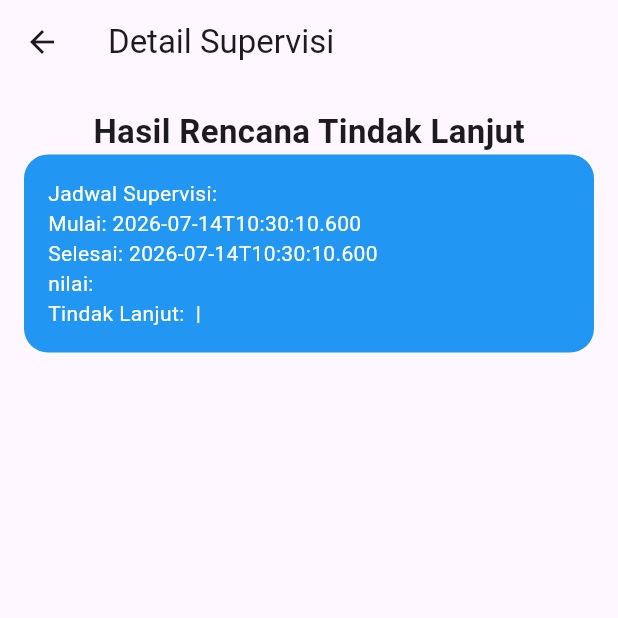
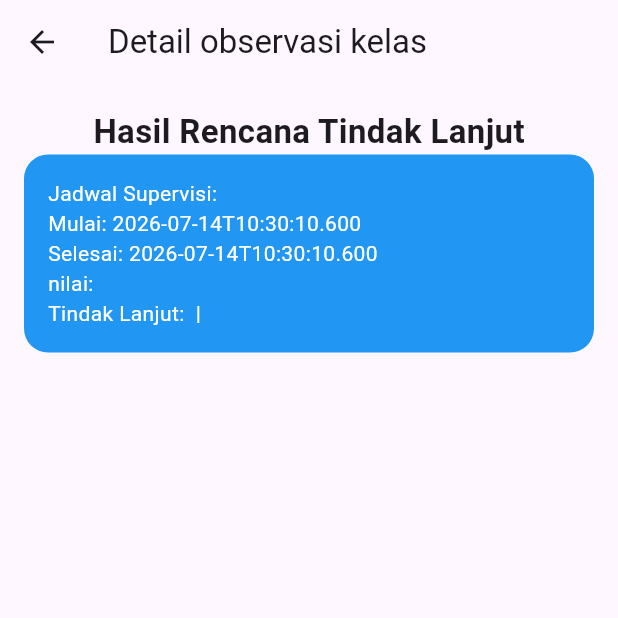
Before and after one commit to Maniexie/flutter-supervisi-metode-aikens-v-skripsi, a Flutter app: the DataSupervisiDetailPage screen opened directly with empty values, on a phone screen of 412 x 824 dp, the top half of it. Run offline on Flutter 3.47's test engine with Material 3 defaults, Android fonts, the phone set to English and light mode, and no system bars; our stand-ins replace dio, fl_chart, open_file, permission_handler, shared_preferences; missing offline and left inert: dart:html; accounts and stored records are empty; network calls fail.

Commit message:
all fitur oke

```diff
--- a/lib/pages/dashboard.dart
+++ b/lib/pages/dashboard.dart
@@ -67,7 +67,7 @@ class _DashboardPageState extends State<DashboardPage> {
 
       titles = [
         "Home",
-        "Supervisi",
+        "Observasi Kelas",
         "Item Penilaian",
         if (isValidator) "Aiken",
         "Profile",
@@ -81,7 +81,7 @@ class _DashboardPageState extends State<DashboardPage> {
         ),
         const NavigationDestination(
           icon: Icon(Icons.assignment_add),
-          label: 'Supervisi',
+          label: 'Observasi',
         ),
         const NavigationDestination(icon: Icon(Icons.message), label: 'Item'),
         if (isValidator)
@@ -101,7 +101,7 @@ class _DashboardPageState extends State<DashboardPage> {
 
       titles = [
         "Dashboard",
-        "Supervisi Guru",
+        "Observasi Guru",
         if (isValidator) "Aiken",
         "Profile",
       ];
@@ -110,7 +110,7 @@ class _DashboardPageState extends State<DashboardPage> {
         const NavigationDestination(icon: Icon(Icons.home), label: 'Dashboard'),
         const NavigationDestination(
           icon: Icon(Icons.assignment_add),
-          label: 'Supervisi Guru',
+          label: 'Observasi Guru',
         ),
         if (isValidator)
           const NavigationDestination(
@@ -130,7 +130,7 @@ class _DashboardPageState extends State<DashboardPage> {
 
       titles = [
         "Home",
-        "Supervisi",
+        "Observasi Kelas",
         "Item Penilaian",
         if (isValidator) "Aiken",
         "Profile",
@@ -144,7 +144,7 @@ class _DashboardPageState extends State<DashboardPage> {
         ),
         const NavigationDestination(
           icon: Icon(Icons.assignment_add),
-          label: 'Supervisi',
+          label: 'Observasi',
         ),
         const NavigationDestination(icon: Icon(Icons.message), label: 'Item'),
         if (isValidator)
--- a/lib/pages/guru/SupervisiGuruHomePage.dart
+++ b/lib/pages/guru/SupervisiGuruHomePage.dart
@@ -242,7 +242,7 @@ class _SupervisiGuruHomePageState extends State<SupervisiGuruHomePage> {
 
                   detailRow(
                     Icons.star,
-                    "Nilai Supervisi",
+                    "Nilai Observasi",
                     item['nilai'].toString(),
                   ),
 
@@ -375,7 +375,7 @@ class _SupervisiGuruHomePageState extends State<SupervisiGuruHomePage> {
               children: [
                 Expanded(
                   child: dashboardCard(
-                    "Total Supervisi",
+                    "Total Observasi",
                     "${jadwalList.length}",
                     Icons.assignment,
                     Colors.orange,
@@ -409,7 +409,7 @@ class _SupervisiGuruHomePageState extends State<SupervisiGuruHomePage> {
                     crossAxisAlignment: CrossAxisAlignment.start,
                     children: [
                       const Text(
-                        "Grafik Supervisi",
+                        "Grafik Observasi",
                         style: TextStyle(
                           fontSize: 18,
                           fontWeight: FontWeight.bold,
--- a/lib/pages/supervisi/daftar_guru/daftar_guru_detail.dart
+++ b/lib/pages/supervisi/daftar_guru/daftar_guru_detail.dart
@@ -320,7 +320,7 @@ class _DaftarGuruDetailPageState extends State<DaftarGuruDetailPage> {
               child: isLoadingChart
                   ? const Center(child: CircularProgressIndicator())
                   : chartData.isEmpty
-                  ? const Center(child: Text("Belum ada data supervisi"))
+                  ? const Center(child: Text("Belum ada data observasi kelas"))
                   : LineChart(
                       LineChartData(
                         minY: 0,
@@ -404,7 +404,7 @@ class _DaftarGuruDetailPageState extends State<DaftarGuruDetailPage> {
               child: ListTile(
                 leading: const Icon(Icons.download, color: Colors.green),
                 title: const Text("Download Data Observasi Kelas"),
-                subtitle: const Text("Export ke PDF / Excel"),
+                // subtitle: const Text(""),
                 trailing: const Icon(Icons.arrow_downward),
                 onTap: () {
                   downloadDataPdf(); // 🔥 panggil function
--- a/lib/pages/supervisi/daftar_guru/data_supervisi/data_supervisi_detail.dart
+++ b/lib/pages/supervisi/daftar_guru/data_supervisi/data_supervisi_detail.dart
@@ -62,7 +62,7 @@ class _DataSupervisiDetailPageState extends State<DataSupervisiDetailPage> {
     // double nilaiAkhir = double.tryParse(item['nilai_akhir'].toString()) ?? 0;
 
     return Scaffold(
-      appBar: AppBar(title: const Text("Detail Supervisi")),
+      appBar: AppBar(title: const Text("Detail observasi kelas")),
       body: SingleChildScrollView(
         padding: const EdgeInsets.all(16),
         child: Column(
--- a/lib/pages/supervisi/daftar_tindak_lanjut_hasil_supervisi/detail_daftar_tindak_lanjut_supervisi.dart
+++ b/lib/pages/supervisi/daftar_tindak_lanjut_hasil_supervisi/detail_daftar_tindak_lanjut_supervisi.dart
@@ -14,7 +14,7 @@ class _DetailDaftarTindakLanjutSupervisiPageState
   Widget build(BuildContext context) {
     return Scaffold(
       appBar: AppBar(
-        title: const Text("Detail Daftar Tindak Lanjut Supervisi"),
+        title: const Text("Detail Daftar Tindak Lanjut observasi kelas"),
       ),
     );
   }
--- a/lib/pages/supervisi/supervisi_home.dart
+++ b/lib/pages/supervisi/supervisi_home.dart
@@ -43,7 +43,7 @@ class _SupervisiHomePageState extends State<SupervisiHomePage> {
         return StatefulBuilder(
           builder: (context, setStateDialog) {
             return AlertDialog(
-              title: const Text("Tambah Jadwal Supervisi"),
+              title: const Text("Tambah Jadwal Observasi Kelas"),
               content: SingleChildScrollView(
                 child: Column(
                   children: [
@@ -157,7 +157,7 @@ class _SupervisiHomePageState extends State<SupervisiHomePage> {
   Widget build(BuildContext context) {
     return Scaffold(
       appBar: AppBar(
-        title: Text("Supervisi Home"),
+        title: Text(""),
         leading: IconButton(
           icon: Icon(Icons.arrow_back),
           onPressed: () => Navigator.push(
@@ -188,7 +188,7 @@ class _SupervisiHomePageState extends State<SupervisiHomePage> {
           Card(
             child: ListTile(
               leading: Icon(Icons.assignment),
-              title: Text("Daftar Jadwal Supervisi"),
+              title: Text("Daftar Jadwal Observasi Kelas"),
               onTap: () {
                 Navigator.push(
                   context,
@@ -202,7 +202,7 @@ class _SupervisiHomePageState extends State<SupervisiHomePage> {
           Card(
             child: ListTile(
               leading: Icon(Icons.assignment_turned_in),
-              title: Text("Daftar Tindak Lanjut Supervisi"),
+              title: Text("Daftar Tindak Lanjut Observasi Kelas"),
               onTap: () {
                 Navigator.push(
                   context,
--- a/lib/pages/supervisi/supervisi_intro.dart
+++ b/lib/pages/supervisi/supervisi_intro.dart
@@ -6,9 +6,9 @@ class SupervisiIntroPage extends StatelessWidget {
   @override
   Widget build(BuildContext context) {
     return Scaffold(
-      appBar: AppBar(title: Text("Supervisi")),
+      appBar: AppBar(title: Text("Observasi Kelas")),
       body: Center(
-        child: Column(children: [Text("Selamat Datang di Supervisi")]),
+        child: Column(children: [Text("Selamat Datang di Observasi Kelas")]),
       ),
     );
   }
--- a/lib/pages/supervisi/supervisi_jadwal.dart
+++ b/lib/pages/supervisi/supervisi_jadwal.dart
@@ -55,7 +55,7 @@ class _SupervisiJadwalPageState extends State<SupervisiJadwalPage> {
         return StatefulBuilder(
           builder: (context, setStateDialog) {
             return AlertDialog(
-              title: const Text("Tambah Jadwal Supervisi"),
+              title: const Text("Tambah Jadwal Observasi Kelas"),
               content: SingleChildScrollView(
                 child: Column(
                   children: [
--- a/lib/pages/supervisi/supervisi_kuesioner.dart
+++ b/lib/pages/supervisi/supervisi_kuesioner.dart
@@ -126,7 +126,7 @@ class _SupervisiKuesionerPageState extends State<SupervisiKuesionerPage> {
           }
 
           if (supervisiItems.isEmpty) {
-            return const Center(child: Text("Tidak ada data supervisi"));
+            return const Center(child: Text("Tidak ada data observasi kelas"));
           }
           final grouped = groupByKategori();
           return Column(
--- a/lib/pages/supervisi/supervisi_list_guru.dart
+++ b/lib/pages/supervisi/supervisi_list_guru.dart
@@ -107,9 +107,9 @@ class _SupervisiListGuruPageState extends State<SupervisiListGuruPage> {
     }
 
     if (sudah) {
-      ScaffoldMessenger.of(
-        context,
-      ).showSnackBar(const SnackBar(content: Text("Guru sudah disupervisi")));
+      ScaffoldMessenger.of(context).showSnackBar(
+        const SnackBar(content: Text("Guru sudah observasi kelas")),
+      );
 
       return;
     }
@@ -144,7 +144,7 @@ class _SupervisiListGuruPageState extends State<SupervisiListGuruPage> {
         return StatefulBuilder(
           builder: (context, setStateDialog) {
             return AlertDialog(
-              title: const Text("Edit Jadwal Supervisi"),
+              title: const Text("Edit Jadwal Observasi Kelas"),
               content: SingleChildScrollView(
                 child: Column(
                   children: [
--- a/lib/services/api_service.dart
+++ b/lib/services/api_service.dart
@@ -168,7 +168,7 @@ class ApiGuruService {
       return json['data'];
     } else {
       print(res.statusCode);
-      throw Exception("Gagal load supervisi");
+      throw Exception("Gagal load observasi kelas");
     }
   }
 
```
Also changed, not shown: lib/pages/supervisi/daftar_guru/daftar_guru_list.dart (+13 -7 lines), lib/pages/supervisi/supervisi_hasil_tindak_lanjut.dart (+57 -9 lines).
